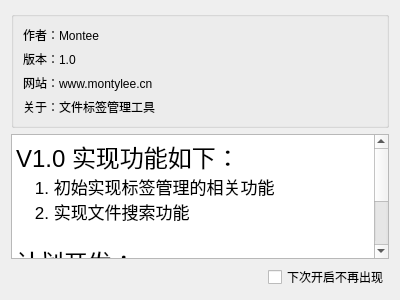
The window that src/about.ui (FengEternity/FileTag) describes before a commit, drawn with Qt 5.
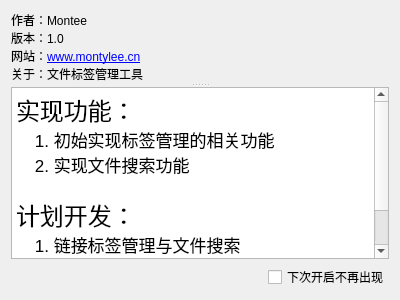
The same window after the commit.

Commit message: 修改 about 界面

Diff of the .ui file:
```diff
--- a/src/about.ui
+++ b/src/about.ui
@@ -15,43 +15,31 @@
   </property>
   <layout class="QVBoxLayout" name="verticalLayout_2">
    <item>
-    <widget class="QGroupBox" name="groupBox">
-     <property name="title">
-      <string/>
+    <widget class="QSplitter" name="splitter">
+     <property name="orientation">
+      <enum>Qt::Vertical</enum>
      </property>
+     <property name="sizePolicy">
+      <sizepolicy hsizetype="Expanding" vsizetype="Expanding">
+       <horstretch>0</horstretch>
+       <verstretch>0</verstretch>
+      </sizepolicy>
+     </property>
+     <widget class="QWidget" name="combinedWidget">
      <layout class="QVBoxLayout" name="verticalLayout">
       <item>
        <widget class="QLabel" name="authorLabel">
         <property name="text">
-         <string>作者：Montee</string>
-        </property>
-       </widget>
-      </item>
-      <item>
-       <widget class="QLabel" name="versionLabel">
-        <property name="text">
-         <string>版本：1.0</string>
-        </property>
-       </widget>
-      </item>
-      <item>
-       <widget class="QLabel" name="websiteLabel">
-        <property name="text">
-         <string>网站：www.montylee.cn</string>
-        </property>
-       </widget>
-      </item>
-      <item>
-       <widget class="QLabel" name="aboutLabel">
-        <property name="text">
-         <string>关于：文件标签管理工具</string>
+         <string>&lt;p&gt;作者：Montee&lt;br/&gt;
+         版本：1.0&lt;br/&gt;
+         网站：&lt;a href="http://www.montylee.cn"&gt;www.montylee.cn&lt;/a&gt;&lt;br/&gt;
+         关于：文件标签管理工具&lt;/p&gt;
+         </string>
         </property>
        </widget>
       </item>
      </layout>
     </widget>
-   </item>
-   <item>
     <widget class="QTextBrowser" name="aboutTextBrowser">
      <property name="html">
       <string>&lt;!DOCTYPE HTML PUBLIC &quot;-//W3C//DTD HTML 4.0//EN&quot; &quot;http://www.w3.org/TR/REC-html40/strict.dtd&quot;&gt;
@@ -61,15 +49,16 @@
 li.unchecked::marker { content: &quot;\2610&quot;; }
 li.checked::marker { content: &quot;\2612&quot;; }
 &lt;/style&gt;&lt;/head&gt;&lt;body style=&quot; font-family:'.AppleSystemUIFont'; font-size:13pt; font-weight:400; font-style:normal;&quot;&gt;
-&lt;p style=&quot; margin-top:0px; margin-bottom:0px; margin-left:0px; margin-right:0px; -qt-block-indent:0; text-indent:0px;&quot;&gt;&lt;span style=&quot; font-size:18pt;&quot;&gt;V1.0 实现功能如下：&lt;/span&gt;&lt;/p&gt;
+&lt;p style=&quot; margin-top:0px; margin-bottom:0px; margin-left:0px; margin-right:0px; -qt-block-indent:0; text-indent:0px;&quot;&gt;&lt;span style=&quot; font-size:18pt;&quot;&gt;实现功能：&lt;/span&gt;&lt;/p&gt;
 &lt;p style=&quot; margin-top:0px; margin-bottom:0px; margin-left:0px; margin-right:0px; -qt-block-indent:0; text-indent:0px;&quot;&gt;    1. 初始实现标签管理的相关功能&lt;/p&gt;
 &lt;p style=&quot; margin-top:0px; margin-bottom:0px; margin-left:0px; margin-right:0px; -qt-block-indent:0; text-indent:0px;&quot;&gt;    2. 实现文件搜索功能&lt;/p&gt;
 &lt;p style=&quot;-qt-paragraph-type:empty; margin-top:0px; margin-bottom:0px; margin-left:0px; margin-right:0px; -qt-block-indent:0; text-indent:0px;&quot;&gt;&lt;br /&gt;&lt;/p&gt;
 &lt;p style=&quot; margin-top:0px; margin-bottom:0px; margin-left:0px; margin-right:0px; -qt-block-indent:0; text-indent:0px;&quot;&gt;&lt;span style=&quot; font-size:18pt;&quot;&gt;计划开发：&lt;/span&gt;&lt;/p&gt;
 &lt;p style=&quot; margin-top:0px; margin-bottom:0px; margin-left:0px; margin-right:0px; -qt-block-indent:0; text-indent:0px;&quot;&gt;    1. 链接标签管理与文件搜索&lt;/p&gt;
-&lt;p style=&quot; margin-top:0px; margin-bottom:0px; margin-left:0px; margin-right:0px; -qt-block-indent:0; text-indent:0px;&quot;&gt;    2. 实现文件传输功能&lt;/p&gt;
+&lt;p style=&quot; margin-top:0px; margin-bottom:0px; margin-left:0px; margin右:0px; -qt-block-indent:0; text-indent:0px;&quot;&gt;    2. 实现文件传输功能&lt;/p&gt;
 &lt;p style=&quot; margin-top:0px; margin-bottom:0px; margin-left:0px; margin-right:0px; -qt-block-indent:0; text-indent:0px;&quot;&gt;    3. 美化UI界面&lt;/p&gt;&lt;/body&gt;&lt;/html&gt;</string>
      </property>
+     </widget>
     </widget>
    </item>
    <item alignment="Qt::AlignRight">
```
Left out of the diff: 4 changed lines with no effect on the pictures. Lines whose indentation alone changed are shown as unchanged. The commit also changes 5 other files.
